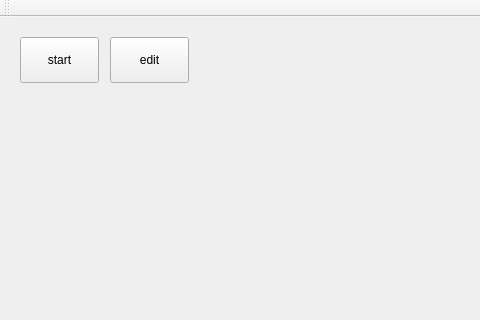
Qt form myclass.ui (nararan/Its-Me) before a commit; both pictures show x 0 to 480 and y 0 to 320 of the 1115 by 756 pixel window.
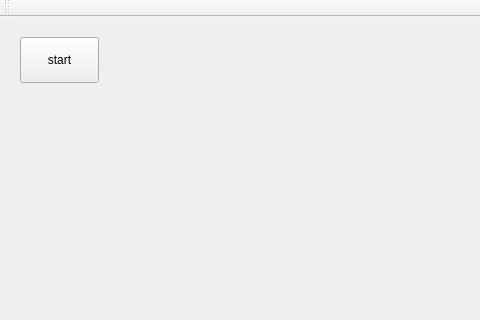
The same form after that commit.

Commit message: popup window

```diff
--- a/myclass.ui
+++ b/myclass.ui
@@ -27,19 +27,6 @@
      <string>start</string>
     </property>
    </widget>
-   <widget class="QPushButton" name="editBtn">
-    <property name="geometry">
-     <rect>
-      <x>110</x>
-      <y>20</y>
-      <width>79</width>
-      <height>46</height>
-     </rect>
-    </property>
-    <property name="text">
-     <string>edit</string>
-    </property>
-   </widget>
    <widget class="QWidget" name="verticalLayoutWidget">
     <property name="geometry">
      <rect>
```
Left out of the diff: 1 changed line with no effect on the pictures. The commit also changes 6 other files.
